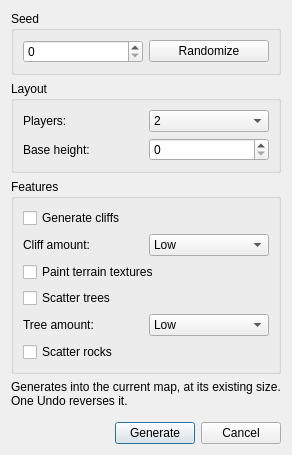
First picture: the form in GeneralsMD/Code/Tools/WorldBuilder/qt/panels/WBQtMapGenDialog.ui, repository triatomic/worldbuilderQT, before the edit.
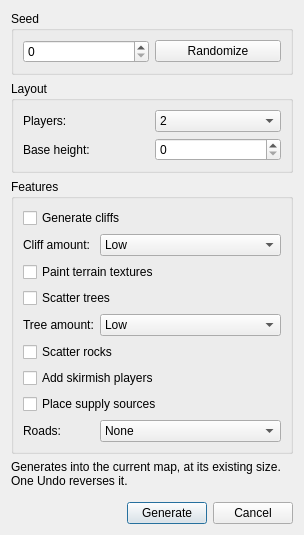
Second picture: the form after the edit.

Commit message: Map Generator: players, supplies and roads

Diff of the .ui file:
```diff
--- a/GeneralsMD/Code/Tools/WorldBuilder/qt/panels/WBQtMapGenDialog.ui
+++ b/GeneralsMD/Code/Tools/WorldBuilder/qt/panels/WBQtMapGenDialog.ui
@@ -190,6 +190,55 @@
         </property>
        </widget>
       </item>
+      <item row="6" column="0" colspan="2">
+       <widget class="QCheckBox" name="doPlayers">
+        <property name="text">
+         <string>Add skirmish players</string>
+        </property>
+        <property name="toolTip">
+         <string>Add the standard skirmish sides. Without them the map has start positions but no players, and will not show up as a skirmish map.</string>
+        </property>
+       </widget>
+      </item>
+      <item row="7" column="0" colspan="2">
+       <widget class="QCheckBox" name="doSupplies">
+        <property name="text">
+         <string>Place supply sources</string>
+        </property>
+        <property name="toolTip">
+         <string>Put a pair of supply docks near each start, the same for every player.</string>
+        </property>
+       </widget>
+      </item>
+      <item row="8" column="0">
+       <widget class="QLabel" name="roadModeLabel">
+        <property name="text">
+         <string>Roads:</string>
+        </property>
+       </widget>
+      </item>
+      <item row="8" column="1">
+       <widget class="QComboBox" name="roadMode">
+        <property name="toolTip">
+         <string>Roads are run between the player start positions. Via supplies routes them past each side's supply points as well.</string>
+        </property>
+        <item>
+         <property name="text">
+          <string>None</string>
+         </property>
+        </item>
+        <item>
+         <property name="text">
+          <string>Between starts</string>
+         </property>
+        </item>
+        <item>
+         <property name="text">
+          <string>Between starts, via supplies</string>
+         </property>
+        </item>
+       </widget>
+      </item>
      </layout>
     </widget>
    </item>
```
The commit also changes 9 other files.
